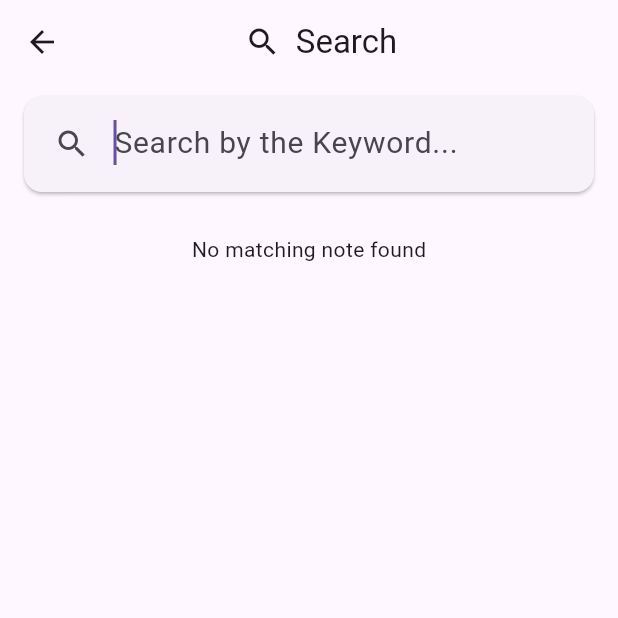
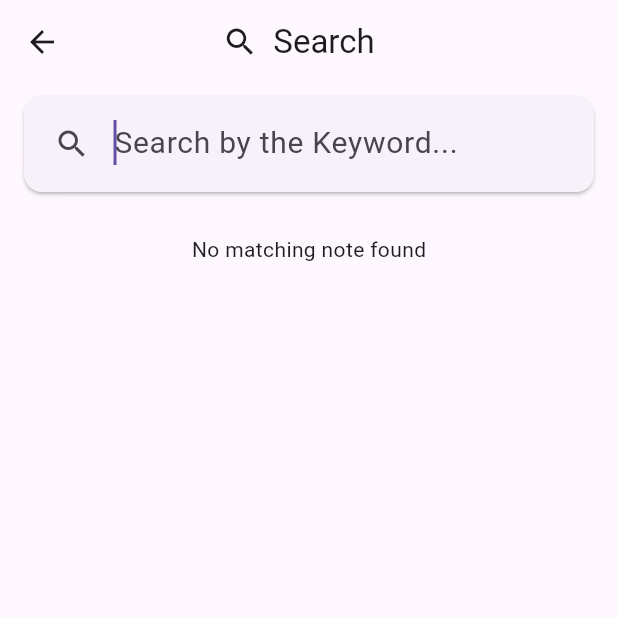
Before and after one commit to RanaMuhammadBilal/echo_notes, a Flutter app: the SearchScreen screen opened directly, on a phone screen of 412 x 824 dp, the top half of it. Run offline on Flutter 3.47's test engine with Material 3 defaults, Android fonts, the phone set to English and light mode, and no system bars; our stand-ins replace flutter_expandable_fab, flutter_tts, hive_flutter, speech_to_text; accounts and stored records are empty.

Commit message:
initial commit

```diff
--- a/lib/screens/EditNote.dart
+++ b/lib/screens/EditNote.dart
@@ -38,7 +38,7 @@ class _EditNoteState extends State<EditNote> {
             Icon(Icons.edit_document),
             SizedBox(width: 10,),
             Text('Edit Note'),
-            SizedBox(width: 20,),
+
           ],
         ),
         centerTitle: true,
--- a/lib/screens/SearchScreen.dart
+++ b/lib/screens/SearchScreen.dart
@@ -44,7 +44,7 @@ class SearchScreenState extends State<SearchScreen>{
             Icon(Icons.search),
             SizedBox(width: 10,),
             Text('Search'),
-            SizedBox(width: 40,),
+            SizedBox(width: 70,),
           ],
         ),
         centerTitle: true,
--- a/pubspec.yaml
+++ b/pubspec.yaml
@@ -41,6 +41,7 @@ dependencies:
   flutter_expandable_fab: ^2.5.2
   avatar_glow: ^3.0.1
   intl: ^0.20.2
+  flutter_tts: ^4.2.3
 
 dev_dependencies:
   flutter_test:
```
Also changed, not shown: lib/screens/DetailScreen.dart (+11 -1 lines), pubspec.lock.
